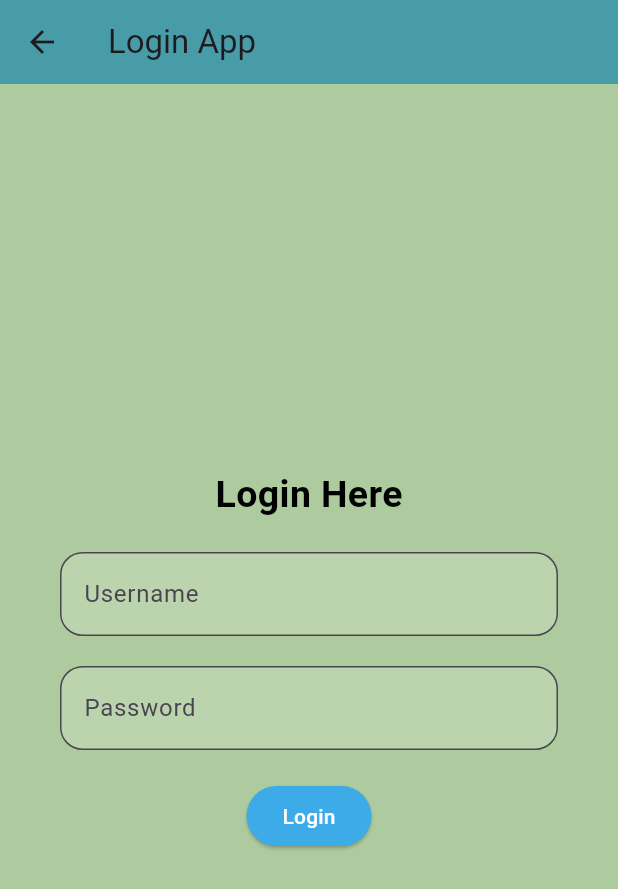
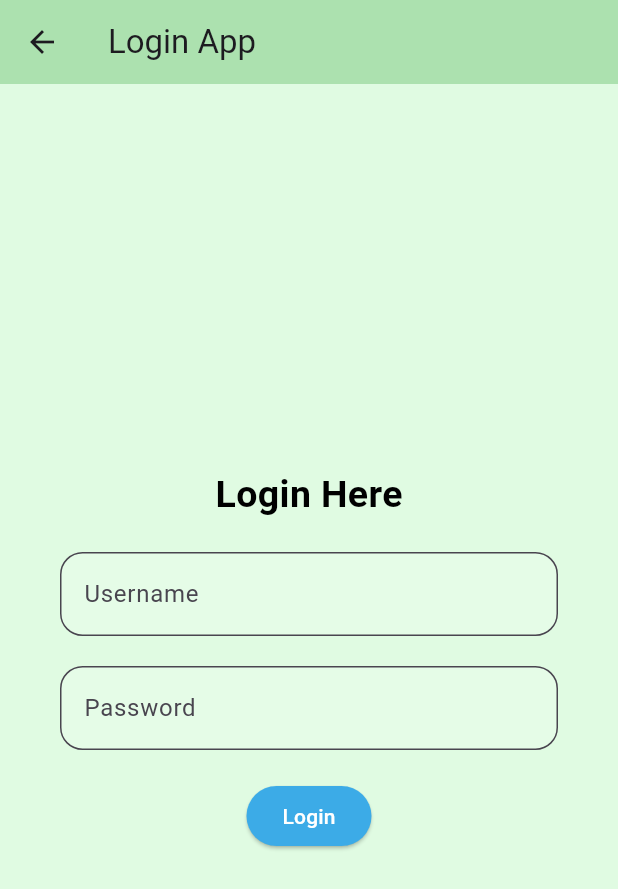
Before and after one commit to adithkrishnaor/flutter-workshop, a Flutter app: the screen it shows after launch, on a phone screen of 412 x 824 dp. Shown: the top 889 px of the screen. Run offline on Flutter 3.47's test engine with Material 3 defaults, Android fonts, the phone set to English and light mode, and no system bars.

Commit message:
colors changed

```diff
--- a/lib/login_screen.dart
+++ b/lib/login_screen.dart
@@ -11,7 +11,7 @@ class LoginScreen extends StatelessWidget {
   Widget build(BuildContext context) {
     return Scaffold(
       appBar: AppBar(
-          backgroundColor: Color.fromARGB(165, 16, 130, 172),
+          backgroundColor: Color.fromRGBO(172, 225, 175, 100),
           title: const Text('Login App')),
       body: SafeArea(
         child: Padding(
--- a/lib/main.dart
+++ b/lib/main.dart
@@ -1,4 +1,4 @@
-import 'package:first_flutter_app/login_screen.dart';
+//import 'package:first_flutter_app/login_screen.dart';
 import 'package:first_flutter_app/splash.dart';
 import 'package:flutter/material.dart';
 
@@ -13,7 +13,7 @@ class MyApp extends StatelessWidget {
   Widget build(BuildContext context) {
     return MaterialApp(
       theme: ThemeData(
-        scaffoldBackgroundColor: Color.fromARGB(255, 173, 203, 158)
+        scaffoldBackgroundColor: Color.fromRGBO(224, 251, 226, 100)
       ),
       home: ScreenSplash()
     );
--- a/lib/splash.dart
+++ b/lib/splash.dart
@@ -1,4 +1,4 @@
-import 'dart:ffi';
+//import 'dart:ffi';
 
 import 'package:first_flutter_app/login_screen.dart';
 import 'package:flutter/material.dart';
```
